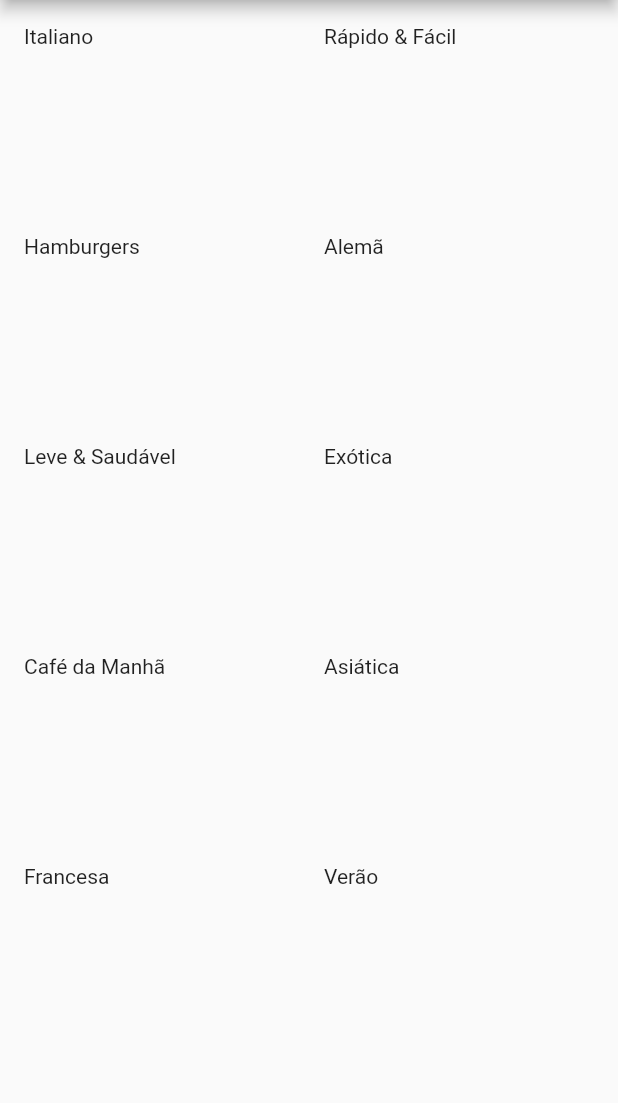
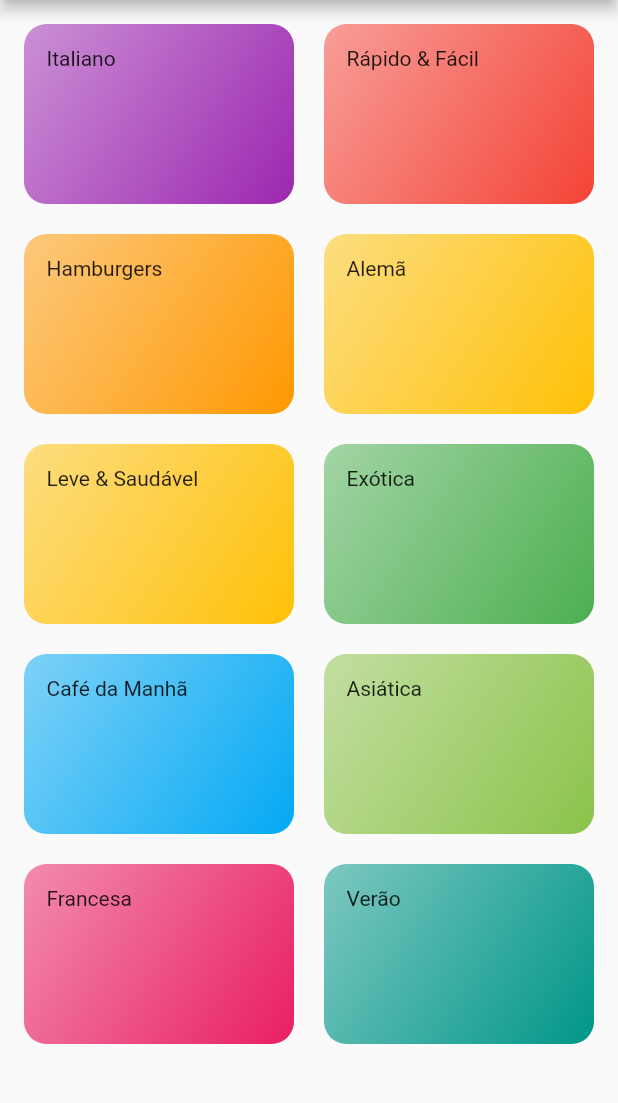
Before and after one commit to jermelterzi/meals_menu, a Flutter app: the screen it shows after launch, on a phone screen of 412 x 824 dp, the part 84-1187 px from its top. Run offline on Flutter 3.47's test engine with Material 2 defaults, Android fonts, the phone set to English and light mode, and no system bars.

Commit message:
Styling the categories

```diff
--- a/lib/components/category_item.dart
+++ b/lib/components/category_item.dart
@@ -8,6 +8,22 @@ class CategoryItem extends StatelessWidget {
 
   @override
   Widget build(BuildContext context) {
-    return Text(category.title);
+    return Container(
+      padding: const EdgeInsets.all(15),
+      decoration: BoxDecoration(
+        borderRadius: BorderRadius.all(Radius.circular(15)),
+        gradient: LinearGradient(
+          colors: [
+            category.color.withOpacity(0.5),
+            category.color,
+          ],
+          begin: Alignment.topLeft,
+          end: Alignment.bottomRight,
+        ),
+      ),
+      child: Text(
+        category.title,
+      ),
+    );
   }
 }
```
